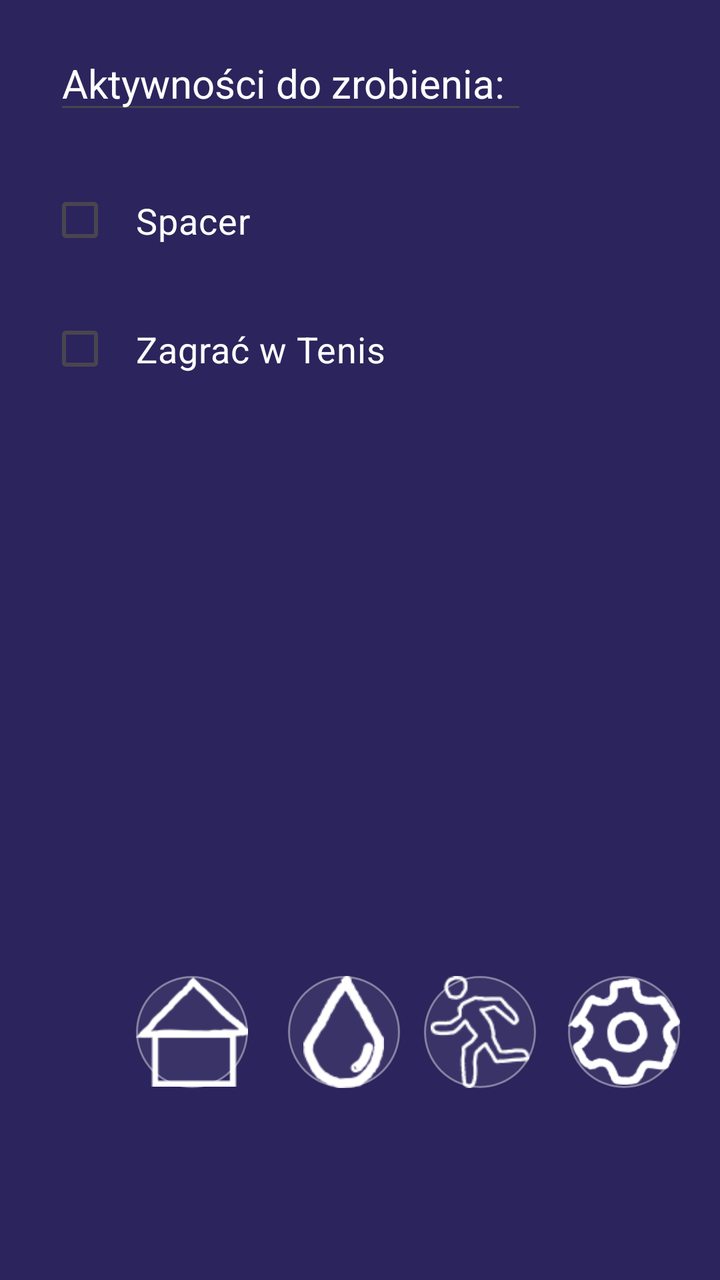
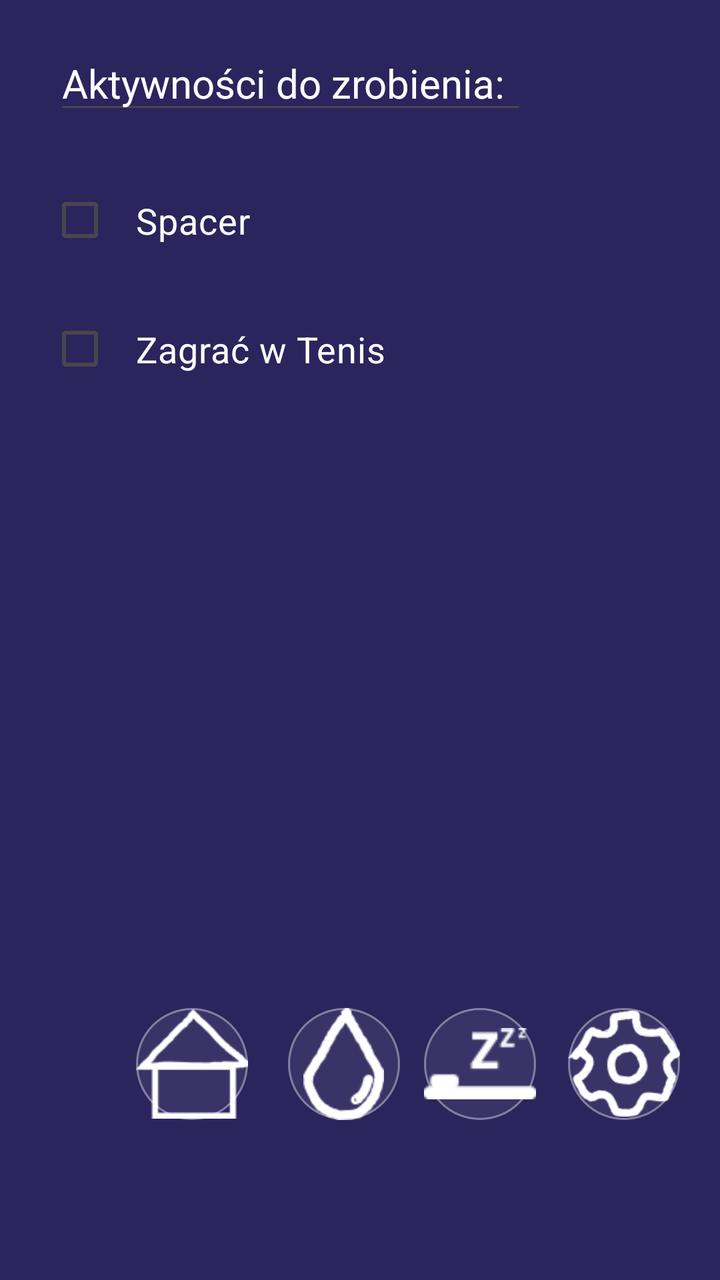

Screens rendered from an Android XML layout before and after an edit, with the pre-edit source and the edit as a unified diff.
<!-- AndroidManifest.xml: activity theme Theme.Hackaton.NoActionBar -->
<!-- res/layout/activity_scrolling.xml -->
<?xml version="1.0" encoding="utf-8"?>
<androidx.constraintlayout.widget.ConstraintLayout
    xmlns:android="http://schemas.android.com/apk/res/android"
    xmlns:app="http://schemas.android.com/apk/res-auto"
    xmlns:tools="http://schemas.android.com/tools"
    android:layout_width="match_parent"
    android:layout_height="match_parent"
    android:fitsSystemWindows="true"
    android:background="#2c245c"
    tools:context=".ScrollingActivity">

    <EditText
        android:id="@+id/ActivitiesText"
        android:layout_width="wrap_content"
        android:layout_height="wrap_content"
        android:layout_marginStart="27dp"
        android:layout_marginTop="18dp"
        android:ems="10"
        android:inputType="text"
        android:text="Aktywności do zrobienia:"
        android:textColor="#FFFFFF"
        android:textSize="20sp"
        app:layout_constraintStart_toStartOf="parent"
        app:layout_constraintTop_toTopOf="parent" />

    <CheckBox
        android:id="@+id/checkBox1"
        android:layout_width="wrap_content"
        android:layout_height="wrap_content"
        android:layout_marginStart="24dp"
        android:layout_marginTop="24dp"
        android:text="Spacer"
        android:textSize="18sp"
        android:padding="12dp"
        android:textColor="#FFFFFF"
        app:layout_constraintTop_toBottomOf="@+id/ActivitiesText"
        app:layout_constraintStart_toStartOf="parent" />

    <CheckBox
        android:id="@+id/checkBox2"
        android:layout_width="wrap_content"
        android:layout_height="wrap_content"
        android:layout_marginStart="24dp"
        android:layout_marginTop="16dp"
        android:text="Zagrać w Tenis"
        android:textSize="18sp"
        android:padding="12dp"
        android:textColor="#FFFFFF"
        app:layout_constraintTop_toBottomOf="@+id/checkBox1"
        app:layout_constraintStart_toStartOf="parent" />




    <ImageButton
        android:id="@+id/BackToMainButton"
        android:layout_width="56dp"
        android:layout_height="56dp"
        android:layout_marginStart="68dp"
        android:layout_marginBottom="96dp"
        android:background="@drawable/round_button_background"
        android:contentDescription="Button 1"
        android:scaleType="centerInside"
        android:src="@drawable/ic_home"
        app:layout_constraintBottom_toBottomOf="parent"
        app:layout_constraintStart_toStartOf="parent"
        app:tint="#FFFFFF" />

    <ImageButton
        android:id="@+id/ActivitiesSettingsButton"
        android:layout_width="56dp"
        android:layout_height="56dp"
        android:layout_marginStart="16dp"
        android:layout_marginBottom="96dp"
        android:background="@drawable/round_button_background"
        android:contentDescription="Button 4"
        android:scaleType="centerInside"
        android:src="@drawable/ic_settings"
        app:layout_constraintBottom_toBottomOf="parent"
        app:layout_constraintStart_toEndOf="@+id/btn3"
        app:tint="#FFFFFF" />

    <ImageButton
        android:id="@+id/btn3"
        android:layout_width="56dp"
        android:layout_height="56dp"
        android:layout_marginStart="12dp"
        android:layout_marginBottom="96dp"
        android:background="@drawable/round_button_background"
        android:contentDescription="Button 3"
        android:scaleType="centerInside"
        android:src="@drawable/ic_sport"
        app:layout_constraintBottom_toBottomOf="parent"
        app:layout_constraintStart_toEndOf="@+id/btn2"
        app:tint="#FFFFFF" />

    <ImageButton
        android:id="@+id/btn2"
        android:layout_width="56dp"
        android:layout_height="56dp"
        android:layout_marginStart="20dp"
        android:layout_marginBottom="96dp"
        android:background="@drawable/round_button_background"
        android:contentDescription="Button 2"
        android:scaleType="centerInside"
        android:src="@drawable/ic_water"
        app:layout_constraintBottom_toBottomOf="parent"
        app:layout_constraintStart_toEndOf="@+id/BackToMainButton"
        app:tint="#FFFFFF" />

</androidx.constraintlayout.widget.ConstraintLayout>
<!-- resources referenced by this layout -->
<resources>
  <!-- drawable ic_home: png bitmap (drawable, 1490 bytes) -->
  <!-- drawable ic_settings: png bitmap (drawable, 3147 bytes) -->
  <!-- drawable ic_sport: png bitmap (drawable, 2543 bytes) -->
  <!-- drawable ic_water: png bitmap (drawable, 1887 bytes) -->
  <!-- drawable round_button_background (drawable) -->
  <shape xmlns:android="http://schemas.android.com/apk/res/android" android:shape="oval">
      <solid android:color="#11FFFFFF" />
      <stroke android:width="1dp" android:color="#66FFFFFF" />
  </shape>
  <style name="Theme.Hackaton.NoActionBar">
          <item name="windowActionBar">false</item>
          <item name="windowNoTitle">true</item>
      </style>
</resources>

<!-- the commit's change to res/layout/activity_scrolling.xml (unified diff, before → after) -->
@@ -1,13 +1,14 @@
 <?xml version="1.0" encoding="utf-8"?>
-<androidx.constraintlayout.widget.ConstraintLayout
-    xmlns:android="http://schemas.android.com/apk/res/android"
+<androidx.constraintlayout.widget.ConstraintLayout xmlns:android="http://schemas.android.com/apk/res/android"
     xmlns:app="http://schemas.android.com/apk/res-auto"
     xmlns:tools="http://schemas.android.com/tools"
     android:layout_width="match_parent"
     android:layout_height="match_parent"
+    android:background="#2c245c"
     android:fitsSystemWindows="true"
-    android:background="#2c245c"
-    tools:context=".ScrollingActivity">
+    tools:context=".ScrollingActivity"
+    tools:layout_editor_absoluteX="4dp"
+    tools:layout_editor_absoluteY="0dp">
 
     <EditText
         android:id="@+id/ActivitiesText"
@@ -29,12 +30,12 @@
         android:layout_height="wrap_content"
         android:layout_marginStart="24dp"
         android:layout_marginTop="24dp"
+        android:padding="12dp"
         android:text="Spacer"
+        android:textColor="#FFFFFF"
         android:textSize="18sp"
-        android:padding="12dp"
-        android:textColor="#FFFFFF"
-        app:layout_constraintTop_toBottomOf="@+id/ActivitiesText"
-        app:layout_constraintStart_toStartOf="parent" />
+        app:layout_constraintStart_toStartOf="parent"
+        app:layout_constraintTop_toBottomOf="@+id/ActivitiesText" />
 
     <CheckBox
         android:id="@+id/checkBox2"
@@ -42,14 +43,12 @@
         android:layout_height="wrap_content"
         android:layout_marginStart="24dp"
         android:layout_marginTop="16dp"
+        android:padding="12dp"
         android:text="Zagrać w Tenis"
+        android:textColor="#FFFFFF"
         android:textSize="18sp"
-        android:padding="12dp"
-        android:textColor="#FFFFFF"
-        app:layout_constraintTop_toBottomOf="@+id/checkBox1"
-        app:layout_constraintStart_toStartOf="parent" />
-
-
+        app:layout_constraintStart_toStartOf="parent"
+        app:layout_constraintTop_toBottomOf="@+id/checkBox1" />
 
 
     <ImageButton
@@ -57,7 +56,7 @@
         android:layout_width="56dp"
         android:layout_height="56dp"
         android:layout_marginStart="68dp"
-        android:layout_marginBottom="96dp"
+        android:layout_marginBottom="80dp"
         android:background="@drawable/round_button_background"
         android:contentDescription="Button 1"
         android:scaleType="centerInside"
@@ -71,7 +70,7 @@
         android:layout_width="56dp"
         android:layout_height="56dp"
         android:layout_marginStart="16dp"
-        android:layout_marginBottom="96dp"
+        android:layout_marginBottom="80dp"
         android:background="@drawable/round_button_background"
         android:contentDescription="Button 4"
         android:scaleType="centerInside"
@@ -85,11 +84,11 @@
         android:layout_width="56dp"
         android:layout_height="56dp"
         android:layout_marginStart="12dp"
-        android:layout_marginBottom="96dp"
+        android:layout_marginBottom="80dp"
         android:background="@drawable/round_button_background"
         android:contentDescription="Button 3"
         android:scaleType="centerInside"
-        android:src="@drawable/ic_sport"
+        android:src="@drawable/ic_sleep"
         app:layout_constraintBottom_toBottomOf="parent"
         app:layout_constraintStart_toEndOf="@+id/btn2"
         app:tint="#FFFFFF" />
@@ -99,7 +98,7 @@
         android:layout_width="56dp"
         android:layout_height="56dp"
         android:layout_marginStart="20dp"
-        android:layout_marginBottom="96dp"
+        android:layout_marginBottom="80dp"
         android:background="@drawable/round_button_background"
         android:contentDescription="Button 2"
         android:scaleType="centerInside"
<!-- resource entries referenced after the edit -->
@@ -2,7 +2,7 @@
 <resources>
   <!-- drawable ic_home: png bitmap (drawable, 1490 bytes) -->
   <!-- drawable ic_settings: png bitmap (drawable, 3147 bytes) -->
-  <!-- drawable ic_sport: png bitmap (drawable, 2543 bytes) -->
+  <!-- drawable ic_sleep: png bitmap (drawable, 687 bytes) -->
   <!-- drawable ic_water: png bitmap (drawable, 1887 bytes) -->
   <!-- drawable round_button_background (drawable) -->
   <shape xmlns:android="http://schemas.android.com/apk/res/android" android:shape="oval">
